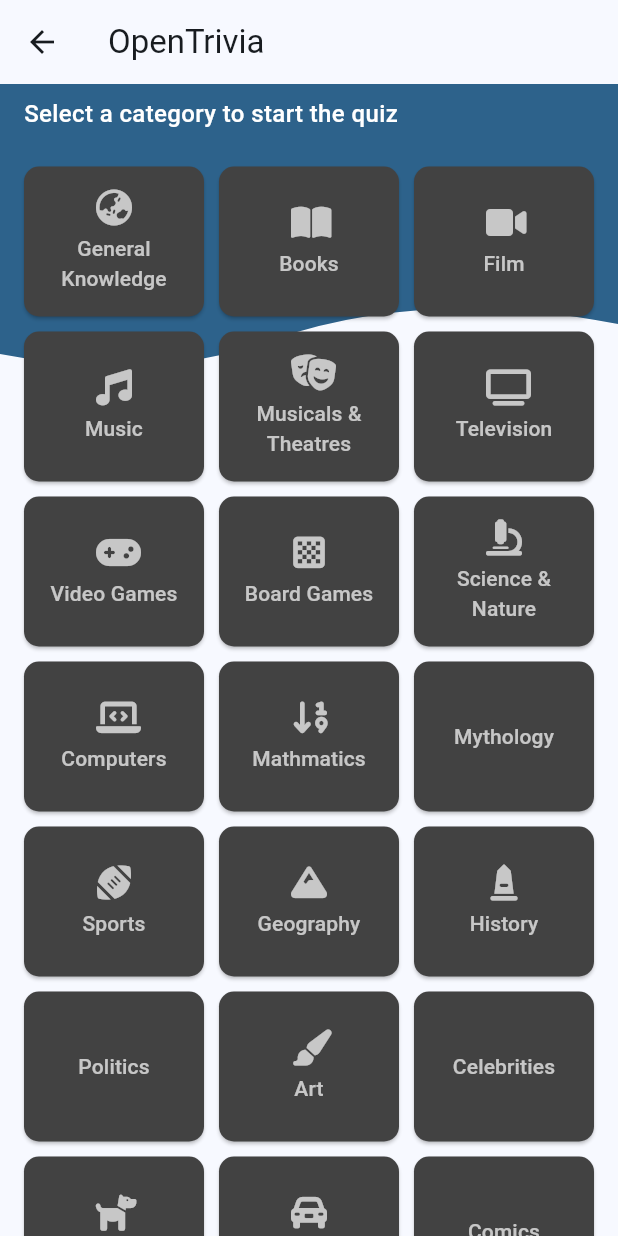
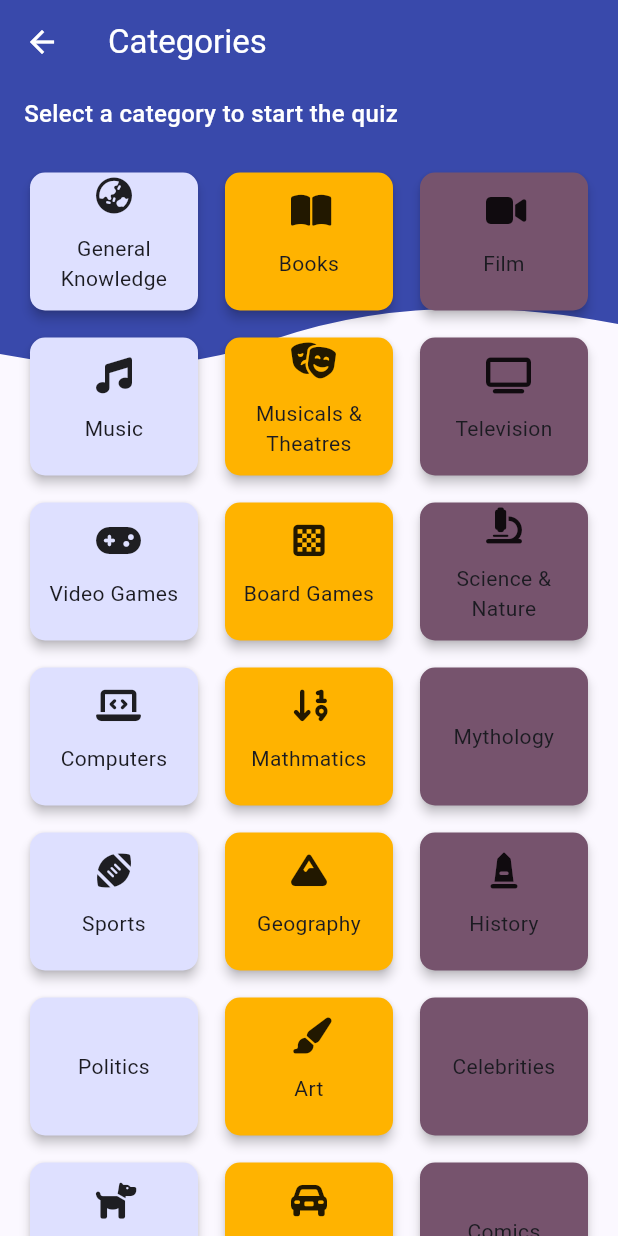
Before and after one commit to sanckh/TriviaNight, a Flutter app: the HomeScreen screen opened directly, on a phone screen of 412 x 824 dp. Run offline on Flutter 3.47's test engine with Material 2 defaults, Android fonts, the phone set to English and light mode, and no system bars; drawn by our look-alikes of auto_size_text; our stand-ins replace cloud_firestore, firebase_auth, firebase_core, flutter_custom_clippers, font_awesome_flutter, html_unescape and 1 more; accounts and stored records are empty.

Commit message:
lots of color scheme and UI changes.

```diff
--- a/lib/views/home_screen.dart
+++ b/lib/views/home_screen.dart
@@ -5,24 +5,23 @@ import 'package:trivia_night/widgets/quiz_options.dart';
 import 'package:auto_size_text/auto_size_text.dart';
 
 class HomeScreen extends StatelessWidget {
+  HomeScreen({Key? key}) : super(key: key);
+
+  Color _getTileColor(BuildContext context, int index) {
+    final colorScheme = Theme.of(context).colorScheme;
     final List<Color> tileColors = [
-    Colors.green,
-    Colors.blue,
-    Colors.purple,
-    Colors.pink,
-    Colors.indigo,
-    Colors.lightBlue,
-    Colors.amber,
-    Colors.deepOrange,
-    Colors.red,
-    Colors.brown
+      colorScheme.primaryContainer,
+      colorScheme.secondary,
+      colorScheme.tertiary,
     ];
+    return tileColors[index % tileColors.length];
+  }
 
   @override
   Widget build(BuildContext context) {
     return Scaffold(
       appBar: AppBar(
-          title: Text('OpenTrivia'),
+        title: Text('Categories'),
         elevation: 0,
       ),
       body: Stack(
@@ -30,8 +29,7 @@ class HomeScreen extends StatelessWidget {
           ClipPath(
             clipper: WaveClipperTwo(),
             child: Container(
-                decoration:
-                    BoxDecoration(color: Theme.of(context).primaryColor),
+              decoration: BoxDecoration(color: Theme.of(context).colorScheme.primary),
               height: 200,
             ),
           ),
@@ -40,14 +38,14 @@ class HomeScreen extends StatelessWidget {
             slivers: <Widget>[
               SliverToBoxAdapter(
                 child: Padding(
-                    padding: const EdgeInsets.symmetric(
-                        horizontal: 16.0, vertical: 8.0),
+                  padding: const EdgeInsets.symmetric(horizontal: 16.0, vertical: 8.0),
                   child: Text(
                     "Select a category to start the quiz",
                     style: TextStyle(
-                          color: Colors.white,
+                      color: Theme.of(context).colorScheme.onPrimary,
                       fontWeight: FontWeight.w500,
-                          fontSize: 16.0),
+                      fontSize: 16.0,
+                    ),
                   ),
                 ),
               ),
@@ -55,55 +53,59 @@ class HomeScreen extends StatelessWidget {
                 padding: const EdgeInsets.all(16.0),
                 sliver: SliverGrid(
                   gridDelegate: SliverGridDelegateWithFixedCrossAxisCount(
-                          crossAxisCount:
-                              MediaQuery.of(context).size.width > 1000
-                                  ? 7
-                                  : MediaQuery.of(context).size.width > 600
-                                      ? 5
-                                      : 3,
+                    crossAxisCount: MediaQuery.of(context).size.width > 1000 ? 7 : MediaQuery.of(context).size.width > 600 ? 5 : 3,
                     childAspectRatio: 1.2,
                     crossAxisSpacing: 10.0,
-                          mainAxisSpacing: 10.0),
+                    mainAxisSpacing: 10.0,
+                  ),
                   delegate: SliverChildBuilderDelegate(
-                        _buildCategoryItem,
+                    (context, index) => _buildCategoryItem(context, index),
                     childCount: categories.length,
-                      )),
+                  ),
+                ),
               ),
             ],
-            ),
-          ],
-        ));
-  }
-
-  Widget _buildCategoryItem(BuildContext context, int index) {
-    Category category = categories[index];
-    return MaterialButton(
-      elevation: 1.0,
-      highlightElevation: 1.0,
-      onPressed: () => _categoryPressed(context, category),
-      shape: RoundedRectangleBorder(
-        borderRadius: BorderRadius.circular(10.0),
-      ),
-      color: Colors.grey.shade800,
-      textColor: Colors.white70,
-      child: Column(
-        mainAxisAlignment: MainAxisAlignment.center,
-        children: <Widget>[
-          if (category.icon != null) Icon(category.icon),
-          if (category.icon != null) SizedBox(height: 5.0),
-          AutoSizeText(
-            category.name,
-            minFontSize: 10.0,
-            textAlign: TextAlign.center,
-            maxLines: 3,
-            wrapWords: false,
           ),
         ],
       ),
     );
   }
 
-  _categoryPressed(BuildContext context, Category category) {
+  Widget _buildCategoryItem(BuildContext context, int index) {
+    Category category = categories[index];
+    return Card(
+      color: _getTileColor(context, index),
+      shadowColor: Theme.of(context).colorScheme.shadow,
+      elevation: 3,
+      shape: RoundedRectangleBorder(
+        borderRadius: BorderRadius.circular(10.0),
+      ),
+      child: InkWell(
+        onTap: () => _categoryPressed(context, category),
+        borderRadius: BorderRadius.circular(10.0),
+        child: Column(
+          mainAxisAlignment: MainAxisAlignment.center,
+          children: <Widget>[
+            if (category.icon != null) Icon(category.icon, size: 24.0), // Consistent icon size
+            if (category.icon != null) SizedBox(height: 5.0),
+            Padding(
+              padding: const EdgeInsets.all(8.0),
+              child: AutoSizeText(
+                category.name,
+                style: TextStyle(color: Theme.of(context).colorScheme.onSurface),
+                minFontSize: 10.0,
+                textAlign: TextAlign.center,
+                maxLines: 3,
+                wrapWords: false,
+              ),
+            ),
+          ],
+        ),
+      ),
+    );
+  }
+
+  void _categoryPressed(BuildContext context, Category category) {
     showModalBottomSheet(
       context: context,
       builder: (sheetContext) => BottomSheet(
@@ -112,6 +114,9 @@ class HomeScreen extends StatelessWidget {
         ),
         onClosing: () {},
       ),
+      shape: RoundedRectangleBorder(
+        borderRadius: BorderRadius.vertical(top: Radius.circular(25.0)),
+      ),
     );
   }
 }
```
Also changed, not shown: lib/main.dart (+38 -2 lines), lib/views/profile_screen.dart (+65 -43 lines), lib/views/settings_screen.dart (+20 -2 lines), lib/widgets/update_username.dart (added, +76 -0 lines). Lines whose indentation alone changed are shown as unchanged.
